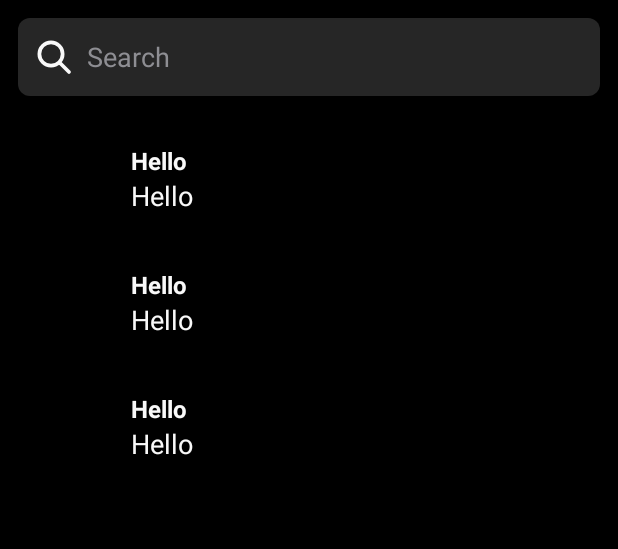
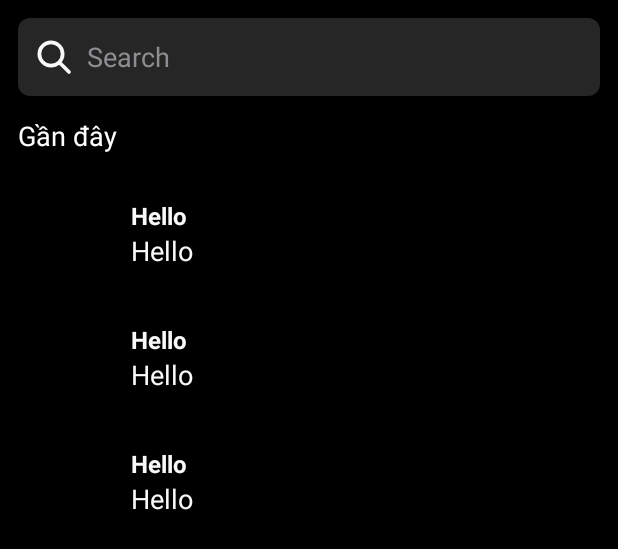
Before and after one commit to Tuan307/SocialMediaApp, an Android app: the layout fragment_search.xml on its own in the app's theme, with its tools: preview values and no code run, on a phone screen of 412 x 824 dp. Shown: the top 549 px of the screen. Run offline under Robolectric (Android 15) with nearby library versions, the phone set to English and light mode, and no system bars.

Commit message:
add recent search and share image

```diff
--- a/app/src/main/res/layout/fragment_search.xml
+++ b/app/src/main/res/layout/fragment_search.xml
@@ -38,29 +38,41 @@
                     android:src="@drawable/ic_search" />
 
                 <EditText
-                    android:textColor="@color/color_app_text"
                     android:id="@+id/edtSearch"
                     android:layout_width="match_parent"
                     android:layout_height="wrap_content"
                     android:layout_marginStart="@dimen/dp10"
                     android:background="@android:color/transparent"
                     android:hint="@string/search"
-                    android:textColorHint="@color/color_search_text"
-                    android:minHeight="28dp" />
+                    android:minHeight="28dp"
+                    android:textColor="@color/color_app_text"
+                    android:textColorHint="@color/color_search_text" />
 
             </LinearLayout>
         </androidx.appcompat.widget.Toolbar>
+
+        <TextView
+            android:id="@+id/txtRecent"
+            android:layout_width="wrap_content"
+            android:layout_height="wrap_content"
+            android:layout_marginHorizontal="@dimen/dp12"
+            android:layout_marginTop="@dimen/dp12"
+            android:text="@string/strRecent"
+            android:textColor="@color/white"
+            android:textSize="18sp"
+            app:layout_constraintStart_toStartOf="parent"
+            app:layout_constraintTop_toBottomOf="@+id/appBarSearch" />
 
         <androidx.recyclerview.widget.RecyclerView
             android:id="@+id/rcvSearch"
             android:layout_width="match_parent"
             android:layout_height="0dp"
-            tools:listitem="@layout/search_item"
             android:layout_marginHorizontal="@dimen/dp12"
             android:layout_marginTop="@dimen/dp12"
             app:layout_constraintBottom_toBottomOf="parent"
             app:layout_constraintEnd_toEndOf="parent"
             app:layout_constraintStart_toStartOf="parent"
-            app:layout_constraintTop_toBottomOf="@+id/appBarSearch" />
+            app:layout_constraintTop_toBottomOf="@+id/txtRecent"
+            tools:listitem="@layout/search_item" />
     </androidx.constraintlayout.widget.ConstraintLayout>
 </layout>
--- a/app/src/main/res/layout/search_item.xml
+++ b/app/src/main/res/layout/search_item.xml
@@ -45,5 +45,16 @@
             app:layout_constraintStart_toStartOf="@+id/txtUserName"
             app:layout_constraintTop_toBottomOf="@+id/txtUserName"
             tools:text="Hello" />
+
+        <ImageView
+            android:id="@+id/imgRemove"
+            android:layout_width="@dimen/dp35"
+            android:layout_height="@dimen/dp35"
+            android:layout_marginEnd="@dimen/dp10"
+            android:src="@drawable/ic_delete_product"
+            android:visibility="gone"
+            app:layout_constraintBottom_toBottomOf="parent"
+            app:layout_constraintEnd_toEndOf="parent"
+            app:layout_constraintTop_toTopOf="parent" />
     </androidx.constraintlayout.widget.ConstraintLayout>
 </layout>
--- a/app/src/main/res/values/strings.xml
+++ b/app/src/main/res/values/strings.xml
@@ -403,6 +403,7 @@
     <string name="strPleaseInputMessage">Mời bạn nhập tin nhắn...</string>
     <string name="action">Action</string>
     <string name="strSend">Gửi</string>
+    <string name="strRecent">Gần đây</string>
     <string-array name="array_name">
         <item>+</item>
         <item>-</item>
```
Also changed, not shown: app/src/main/AndroidManifest.xml (+11 -0 lines), app/src/main/java/com/base/app/ui/main/fragment/home/HomeFragment.kt (+37 -2 lines), app/src/main/java/com/base/app/ui/main/fragment/home/PostAdapter.kt (+5 -4 lines), app/src/main/java/com/base/app/ui/main/fragment/search/SearchAdapter.kt (+12 -1 lines), app/src/main/java/com/base/app/ui/main/fragment/search/SearchFragment.kt (+13 -2 lines), app/src/main/java/com/base/app/ui/main/fragment/search/SearchViewModel.kt (+61 -1 lines), app/src/main/res/xml/file_path.xml (added, +7 -0 lines).
